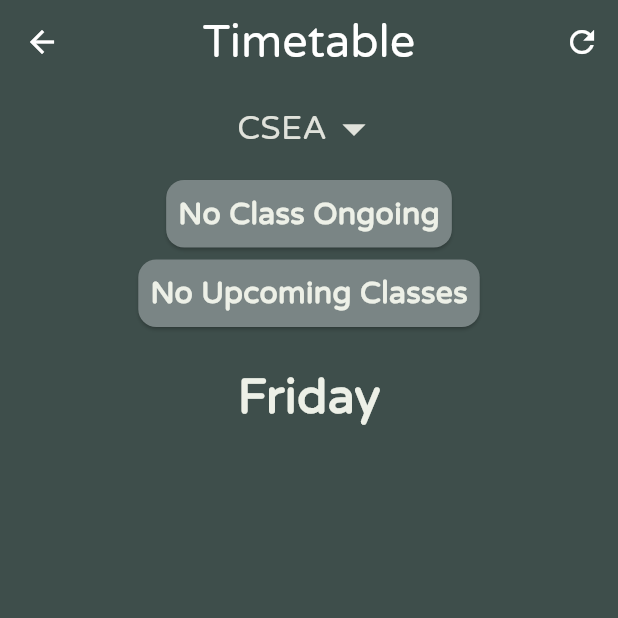
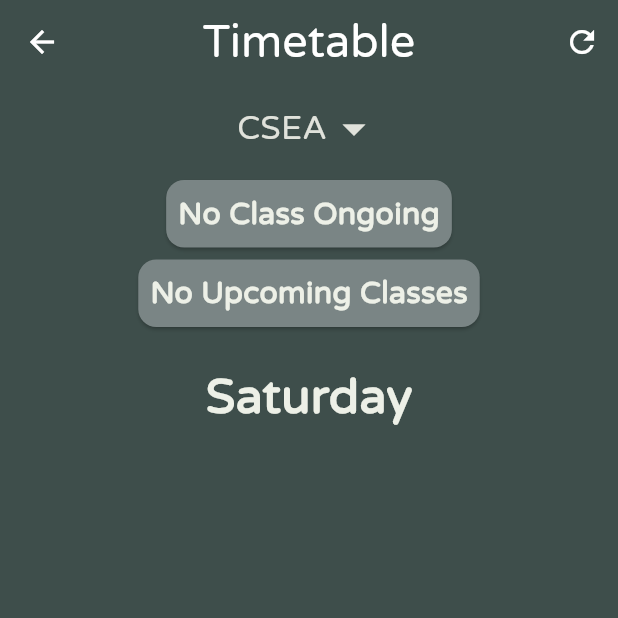
Before and after one commit to CorpsePiler/TrackerApp, a Flutter app: the TimetablePage screen opened directly, on a phone screen of 412 x 824 dp, the top half of it. Run offline on Flutter 3.47's test engine with Material 3 defaults, Android fonts, the light colour scheme and no system bars; our stand-ins replace shared_preferences; accounts and stored records are empty; network calls fail.

Commit message:
added sat and sun in tt

```diff
--- a/test_1/lib/pages/timetable.dart
+++ b/test_1/lib/pages/timetable.dart
@@ -23,9 +23,8 @@ class _TimetablePageState extends State<TimetablePage> {
     'Wednesday': [],
     'Thursday': [],
     'Friday': [],
-    // If you want weekends, uncomment these:
-    // 'Saturday': [],
-    // 'Sunday': [],
+    'Saturday': [],
+    'Sunday': [],
   };
 
   String currentClass = "No class currently";
@@ -33,8 +32,7 @@ class _TimetablePageState extends State<TimetablePage> {
   String nextClass = "No class scheduled";
   String nextClassTime = "";
 
-  // Update the list if you add weekends.
-  final List<String> daysOfWeek = ['Monday', 'Tuesday', 'Wednesday', 'Thursday', 'Friday'];
+  final List<String> daysOfWeek = ['Monday', 'Tuesday', 'Wednesday', 'Thursday', 'Friday','Saturday','Sunday'];
 
   final Map<String, String> apiUrls = {
     'CSEA': 'https://script.google.com/macros/s/AKfycbzZ1ctMGkHygQpuxKXQXLn-Yz1DMRQuuC0IH_zfnj8xPjpEWV1jGVNpP0I4lqaOiMzy/exec?sheet=CSEA',
@@ -112,14 +110,7 @@ class _TimetablePageState extends State<TimetablePage> {
     _findCurrentAndNextClass();
   }
 
-  String _getCurrentDay() {
-    int weekday = DateTime.now().weekday;
-    if (weekday >= 6) {
-      return 'Friday';  // Default to Friday for Saturday/Sunday
-    }
-    return daysOfWeek[weekday - 1];
-  }
-
+  String _getCurrentDay() => daysOfWeek[DateTime.now().weekday - 1];
   int _getCurrentDayIndex() => DateTime.now().weekday - 1;
 
   DateTime _parseTime(String time) {
```
